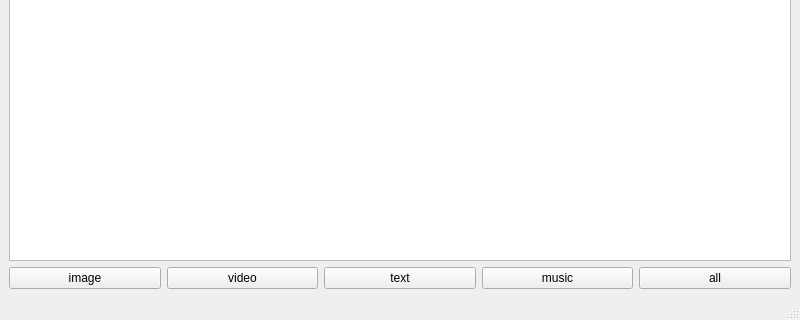
Above: mainwindow.ui from reignofwebber/dl before the change; both pictures show x 0 to 800 and y 280 to 600 of the 800 by 600 pixel window. Below: the same form after it.
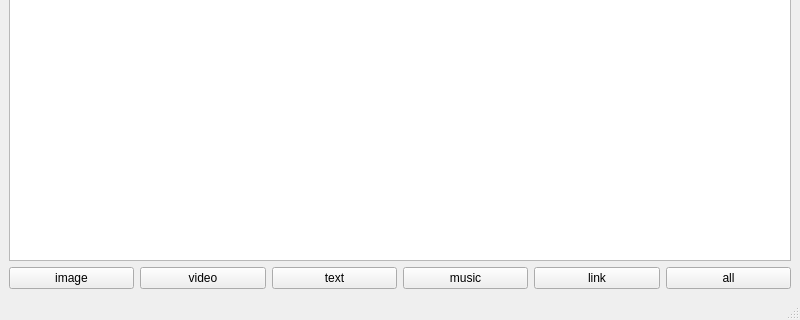
That is the form after the change.

Commit message: btn toggled

```diff
--- a/mainwindow.ui
+++ b/mainwindow.ui
@@ -87,6 +87,16 @@
         </property>
        </widget>
       </item>
+      <item>
+       <widget class="QPushButton" name="sel_link">
+        <property name="text">
+         <string>link</string>
+        </property>
+        <property name="checkable">
+         <bool>true</bool>
+        </property>
+       </widget>
+      </item>
       <item>
        <widget class="QPushButton" name="sel_all">
         <property name="text">
```
Left out of the diff: 102 changed lines with no effect on the pictures. The commit also changes 2 other files.
